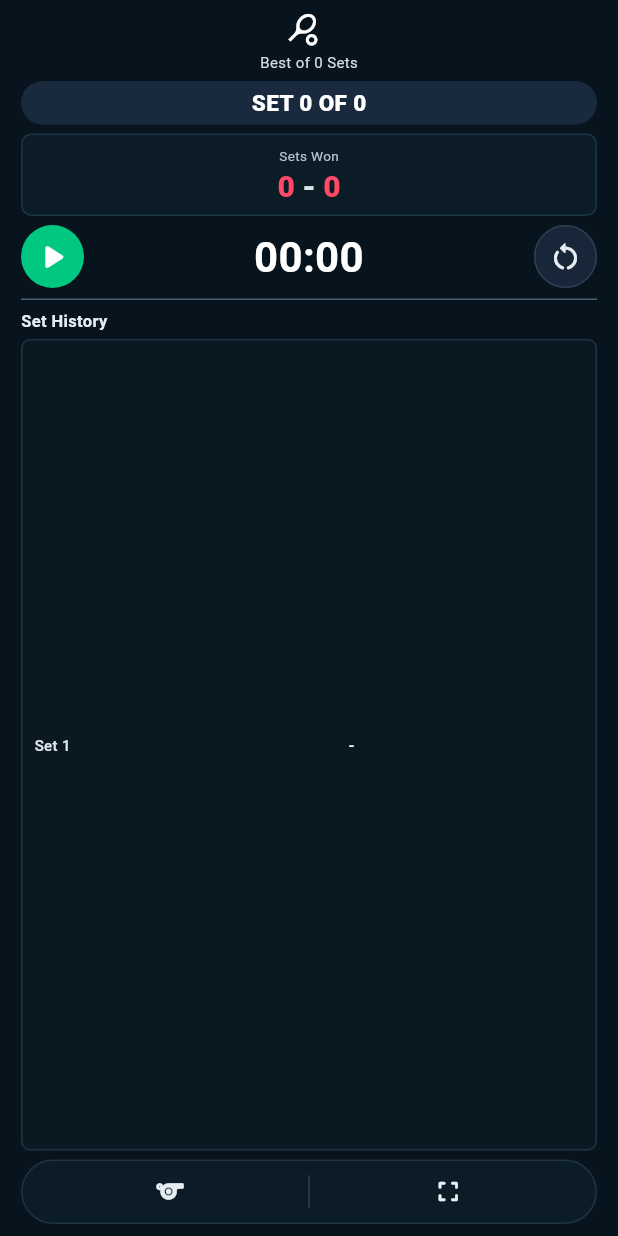
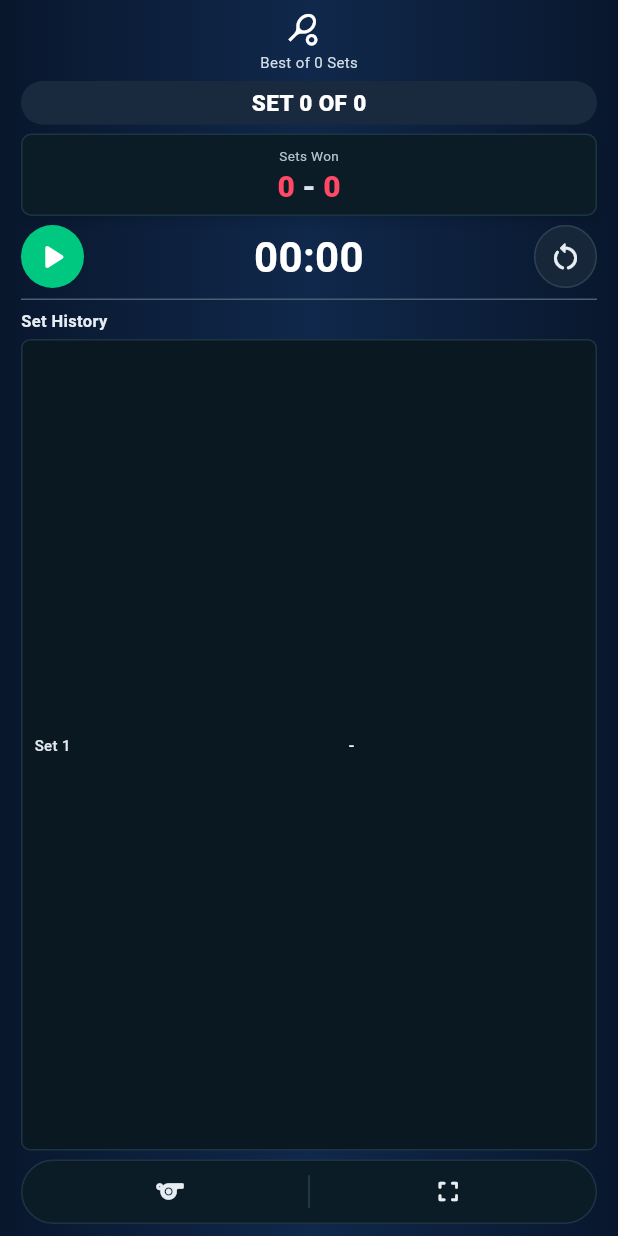
Before and after one commit to loubdelosreyesii/scoreboard, a Flutter app: the CenterConsole widget shown alone on an empty page, opened directly with empty values, on a phone screen of 412 x 824 dp. Run offline on Flutter 3.47's test engine with Material 3 defaults, Android fonts, the phone set to English and light mode, and no system bars; our stand-ins replace flutter_colorpicker, shared_preferences; missing offline and left inert: universal_html; accounts and stored records are empty.

Commit message:
feat: align the color of the Center Console from the Title Header

```diff
--- /dev/null
+++ b/lib/theme/scoreboard_theme.dart
@@ -0,0 +1,9 @@
+import 'package:flutter/material.dart';
+
+const LinearGradient scoreboardBackgroundGradient = LinearGradient(
+  begin: Alignment.centerLeft,
+  end: Alignment.centerRight,
+  colors: [Color(0xFF09172D), Color(0xFF10284B), Color(0xFF09172D)],
+);
+
+const Color scoreboardBackgroundBorderColor = Color(0xFF243B5C);
--- a/lib/widgets/center_console.dart
+++ b/lib/widgets/center_console.dart
@@ -3,6 +3,7 @@ import 'package:flutter/material.dart';
 import '../enums/match_segment_type.dart';
 import '../models/segment_score.dart';
 import '../models/sport_template.dart';
+import '../theme/scoreboard_theme.dart';
 import 'match_timer.dart';
 
 class CenterConsole extends StatelessWidget {
@@ -93,8 +94,8 @@ class CenterConsole extends StatelessWidget {
         ? selectedSport.segmentCount
         : 1;
 
-    return ColoredBox(
-      color: const Color(0xFF07141E),
+    return DecoratedBox(
+      decoration: const BoxDecoration(gradient: scoreboardBackgroundGradient),
       child: SafeArea(
         left: false,
         right: false,
```
Also changed, not shown: lib/widgets/title_header.dart (+4 -6 lines).
